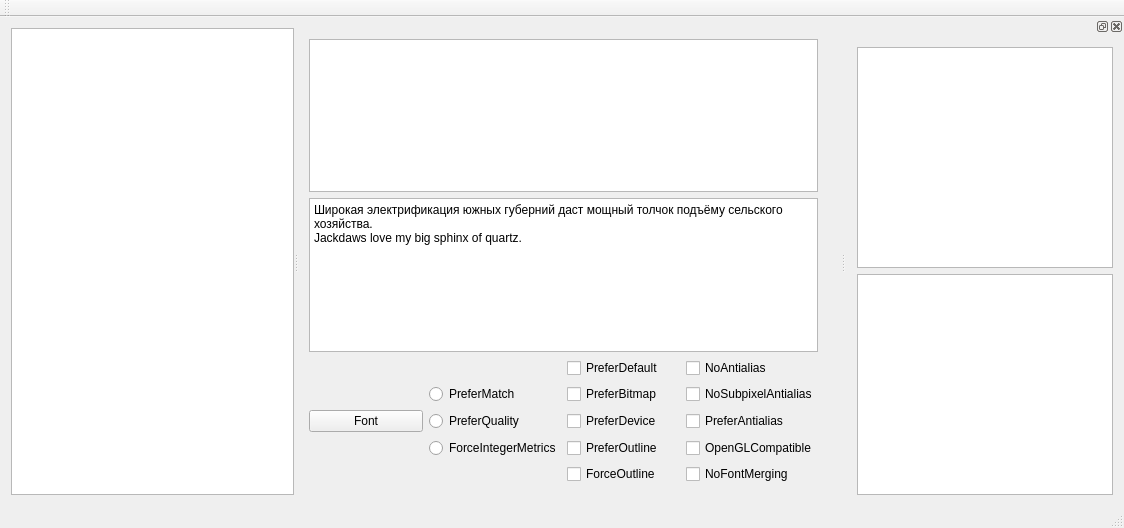
Qt form mainwindow.ui (SvRTM/FontConverter) before a commit.
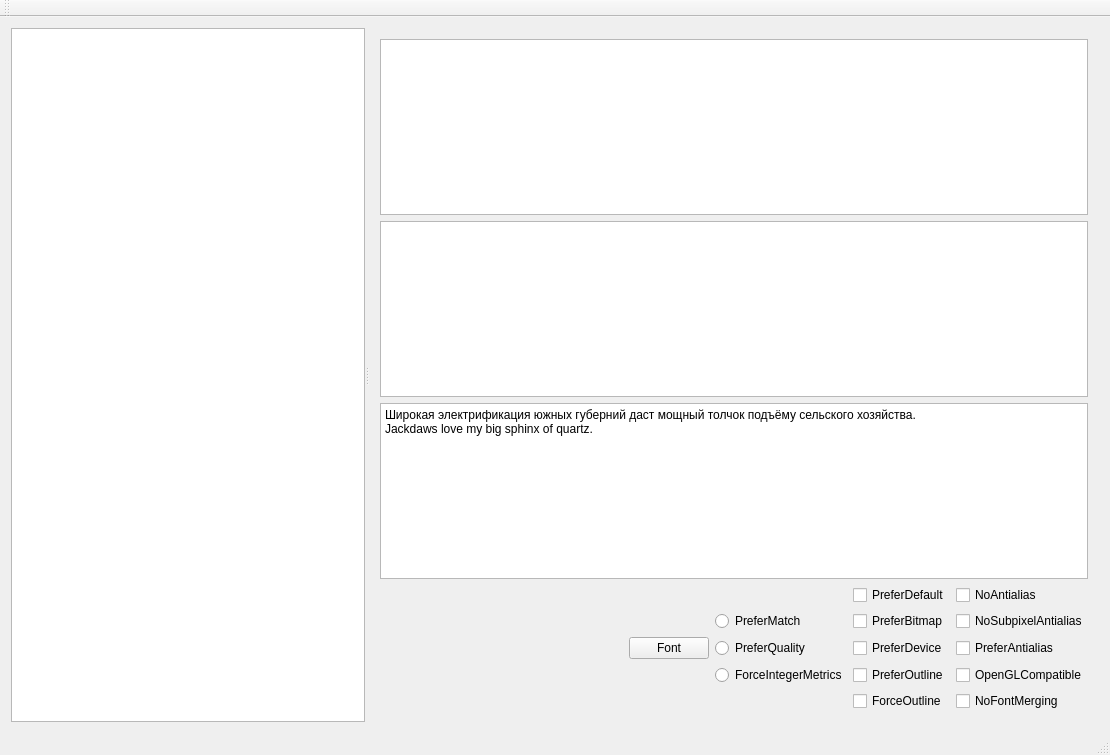
The same form after that commit. Custom widgets are drawn as their Qt base class.

Patch:
```diff
--- a/mainwindow.ui
+++ b/mainwindow.ui
@@ -6,8 +6,8 @@
    <rect>
     <x>0</x>
     <y>0</y>
-    <width>1124</width>
-    <height>528</height>
+    <width>1110</width>
+    <height>755</height>
    </rect>
   </property>
   <property name="windowTitle">
@@ -55,26 +55,36 @@
           </property>
          </widget>
         </item>
+        <item>
+         <widget class="QListView" name="listView">
+          <property name="editTriggers">
+           <set>QAbstractItemView::NoEditTriggers</set>
+          </property>
+          <property name="alternatingRowColors">
+           <bool>true</bool>
+          </property>
+          <property name="selectionMode">
+           <enum>QAbstractItemView::MultiSelection</enum>
+          </property>
+         </widget>
+        </item>
         <item>
          <layout class="QGridLayout" name="gridLayout">
-          <item row="5" column="1">
-           <widget class="QRadioButton" name="preferQuality">
+          <item row="8" column="4">
+           <widget class="QCheckBox" name="openGLCompatible">
             <property name="text">
-             <string>PreferQuality</string>
-            </property>
-            <property name="autoExclusive">
-             <bool>false</bool>
+             <string>OpenGLCompatible</string>
             </property>
            </widget>
           </item>
           <item row="8" column="3">
-           <widget class="QCheckBox" name="noFontMerging">
+           <widget class="QCheckBox" name="preferOutline">
             <property name="text">
-             <string>NoFontMerging</string>
+             <string>PreferOutline</string>
             </property>
            </widget>
           </item>
-          <item row="7" column="1">
+          <item row="8" column="2">
            <widget class="QRadioButton" name="forceIntegerMetrics">
             <property name="text">
              <string>ForceIntegerMetrics</string>
@@ -84,91 +94,107 @@
             </property>
            </widget>
           </item>
-          <item row="0" column="0" colspan="4">
-           <widget class="QPlainTextEdit" name="plainTextEdit">
-            <property name="plainText">
-             <string>Широкая электрификация южных губерний даст мощный толчок подъёму сельского хозяйства.
-Jackdaws love my big sphinx of quartz.</string>
-            </property>
-           </widget>
-          </item>
-          <item row="3" column="1">
-           <widget class="QRadioButton" name="preferMatch">
+          <item row="6" column="2">
+           <widget class="QRadioButton" name="preferQuality">
             <property name="text">
-             <string>PreferMatch</string>
+             <string>PreferQuality</string>
             </property>
             <property name="autoExclusive">
              <bool>false</bool>
             </property>
            </widget>
           </item>
-          <item row="5" column="0">
+          <item row="6" column="1">
            <widget class="QPushButton" name="pushButton">
             <property name="text">
              <string>Font</string>
             </property>
            </widget>
           </item>
-          <item row="2" column="2">
+          <item row="2" column="3">
            <widget class="QCheckBox" name="preferDefault">
             <property name="text">
              <string>PreferDefault</string>
             </property>
            </widget>
           </item>
-          <item row="3" column="2">
+          <item row="4" column="3">
            <widget class="QCheckBox" name="preferBitmap">
             <property name="text">
              <string>PreferBitmap</string>
             </property>
            </widget>
           </item>
-          <item row="5" column="2">
-           <widget class="QCheckBox" name="preferDevice">
+          <item row="4" column="2">
+           <widget class="QRadioButton" name="preferMatch">
             <property name="text">
-             <string>PreferDevice</string>
+             <string>PreferMatch</string>
             </property>
-           </widget>
-          </item>
-          <item row="7" column="2">
-           <widget class="QCheckBox" name="preferOutline">
-            <property name="text">
-             <string>PreferOutline</string>
+            <property name="autoExclusive">
+             <bool>false</bool>
             </property>
            </widget>
           </item>
-          <item row="8" column="2">
-           <widget class="QCheckBox" name="forceOutline">
-            <property name="text">
-             <string>ForceOutline</string>
-            </property>
-           </widget>
-          </item>
-          <item row="2" column="3">
-           <widget class="QCheckBox" name="noAntialias">
-            <property name="text">
-             <string>NoAntialias</string>
-            </property>
-           </widget>
-          </item>
-          <item row="3" column="3">
+          <item row="4" column="4">
            <widget class="QCheckBox" name="noSubpixelAntialias">
             <property name="text">
              <string>NoSubpixelAntialias</string>
             </property>
            </widget>
           </item>
-          <item row="5" column="3">
+          <item row="2" column="4">
+           <widget class="QCheckBox" name="noAntialias">
+            <property name="text">
+             <string>NoAntialias</string>
+            </property>
+           </widget>
+          </item>
+          <item row="9" column="4">
+           <widget class="QCheckBox" name="noFontMerging">
+            <property name="text">
+             <string>NoFontMerging</string>
+            </property>
+           </widget>
+          </item>
+          <item row="6" column="4">
            <widget class="QCheckBox" name="preferAntialias">
             <property name="text">
              <string>PreferAntialias</string>
             </property>
            </widget>
           </item>
-          <item row="7" column="3">
-           <widget class="QCheckBox" name="openGLCompatible">
+          <item row="6" column="3">
+           <widget class="QCheckBox" name="preferDevice">
             <property name="text">
-             <string>OpenGLCompatible</string>
+             <string>PreferDevice</string>
+            </property>
+           </widget>
+          </item>
+          <item row="9" column="3">
+           <widget class="QCheckBox" name="forceOutline">
+            <property name="text">
+             <string>ForceOutline</string>
+            </property>
+           </widget>
+          </item>
+          <item row="6" column="0">
+           <spacer name="horizontalSpacer">
+            <property name="orientation">
+             <enum>Qt::Horizontal</enum>
+            </property>
+            <property name="sizeHint" stdset="0">
+             <size>
+              <width>40</width>
+              <height>20</height>
+             </size>
+            </property>
+           </spacer>
+          </item>
+          <item row="0" column="0" colspan="5">
+           <widget class="QPlainTextEdit" name="plainTextEdit">
+            <property name="plainText">
+             <string>Широкая электрификация южных губерний даст мощный толчок подъёму сельского хозяйства.
+Jackdaws love my big sphinx of quartz.</string>
             </property>
            </widget>
           </item>
@@ -199,33 +225,9 @@
    </attribute>
   </widget>
   <widget class="QStatusBar" name="statusBar"/>
-  <widget class="QDockWidget" name="dockWidget_2">
-   <attribute name="dockWidgetArea">
-    <number>2</number>
-   </attribute>
-   <widget class="QWidget" name="dockWidgetContents_2">
-    <layout class="QVBoxLayout" name="verticalLayout_2">
-     <item>
-      <widget class="GraphicsView" name="graphicsView"/>
-     </item>
-     <item>
-      <widget class="QGraphicsView" name="graphicsView_2">
-       <property name="renderHints">
-        <set>QPainter::NonCosmeticDefaultPen</set>
-       </property>
-      </widget>
-     </item>
-    </layout>
-   </widget>
-  </widget>
  </widget>
  <layoutdefault spacing="6" margin="11"/>
  <customwidgets>
-  <customwidget>
-   <class>GraphicsView</class>
-   <extends>QGraphicsView</extends>
-   <header>graphicsview.h</header>
-  </customwidget>
   <customwidget>
    <class>TableView</class>
    <extends>QTableView</extends>
```
Left out of the diff: 2 changed lines with no effect on the pictures.
